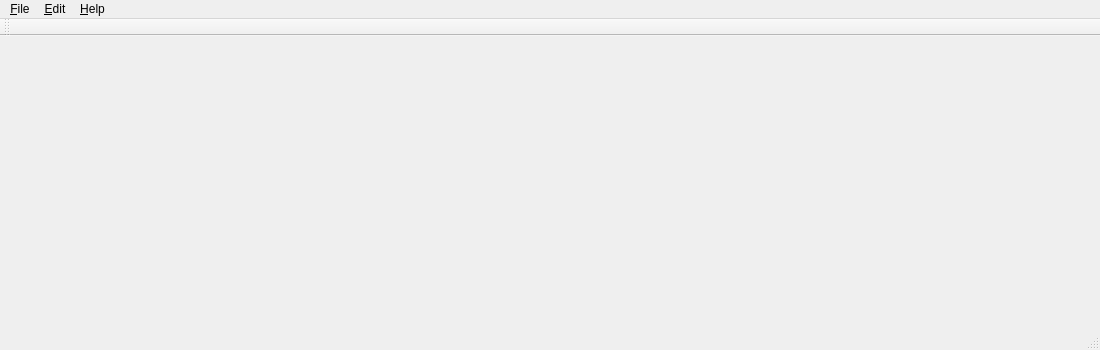
The window that MasterSimulatorUI/src/MSIMMainWindow.ui (ghorwin/MasterSim) describes before a commit, drawn with Qt 5.
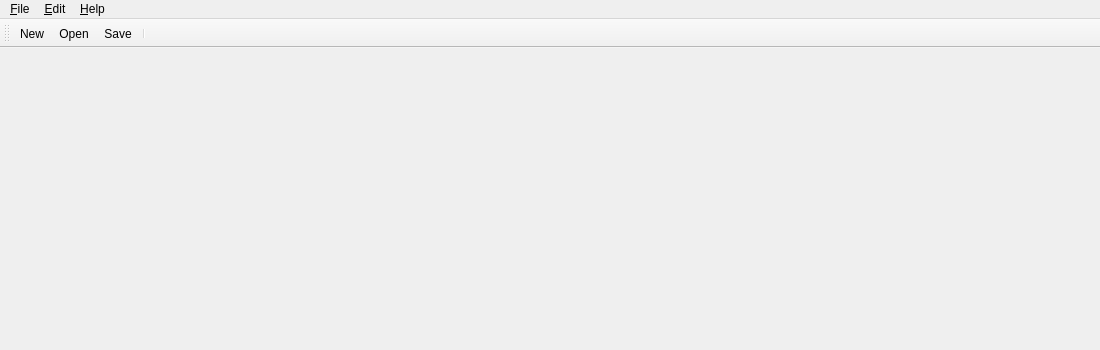
The same window after the commit. Icons and pictures are not drawn.

Patch:
```diff
--- a/MasterSimulatorUI/src/MSIMMainWindow.ui
+++ b/MasterSimulatorUI/src/MSIMMainWindow.ui
@@ -59,8 +59,11 @@
    <attribute name="toolBarBreak">
     <bool>false</bool>
    </attribute>
+   <addaction name="actionFileNew"/>
+   <addaction name="actionFileOpen"/>
+   <addaction name="actionFileSave"/>
+   <addaction name="separator"/>
   </widget>
-  <widget class="QStatusBar" name="statusBar"/>
   <action name="actionFileNew">
    <property name="text">
     <string>New...</string>
```
Left out of the diff: 70 changed lines with no effect on the pictures.
